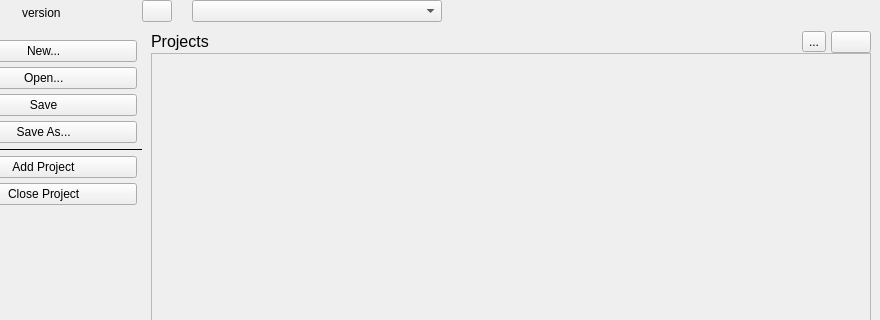
Above: ui/main.ui from tillmees/SwiftNotes before the change; both pictures show x 98 to 978 and y 0 to 320 of the 978 by 510 pixel window. Below: the same form after it.
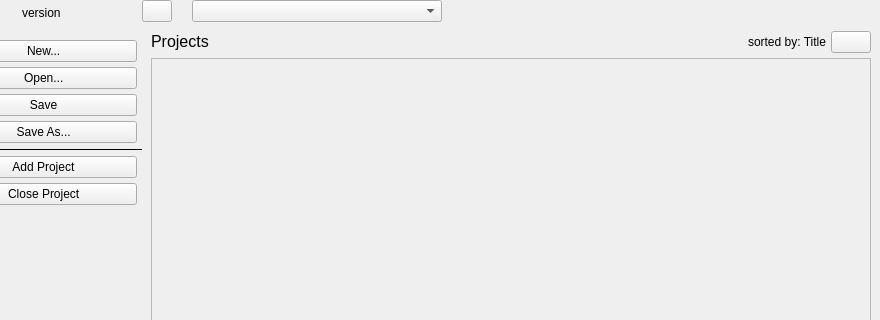
That is the form after the change. Icons and pictures are not drawn.

```diff
--- a/ui/main.ui
+++ b/ui/main.ui
@@ -986,6 +986,9 @@
              <property name="rightMargin">
               <number>0</number>
              </property>
+             <property name="bottomMargin">
+              <number>5</number>
+             </property>
              <item alignment="Qt::AlignVCenter">
               <widget class="QLabel" name="label">
                <property name="font">
@@ -1012,14 +1015,10 @@
                </property>
               </spacer>
              </item>
-             <item alignment="Qt::AlignRight|Qt::AlignVCenter">
-              <widget class="QToolButton" name="toolButtonSort">
+             <item alignment="Qt::AlignHCenter">
+              <widget class="QLabel" name="labelSort">
                <property name="text">
-                <string>...</string>
-               </property>
-               <property name="icon">
-                <iconset resource="resources.qrc">
-                 <normaloff>:/icons/icons/sliders.svg</normaloff>:/icons/icons/sliders.svg</iconset>
+                <string>sorted by: Title</string>
                </property>
               </widget>
              </item>
@@ -1078,7 +1077,7 @@
                     <x>0</x>
                     <y>0</y>
                     <width>718</width>
-                    <height>420</height>
+                    <height>417</height>
                    </rect>
                   </property>
                   <layout class="QVBoxLayout" name="verticalLayout_11"/>
```
Left out of the diff: 10 changed lines with no effect on the pictures.
